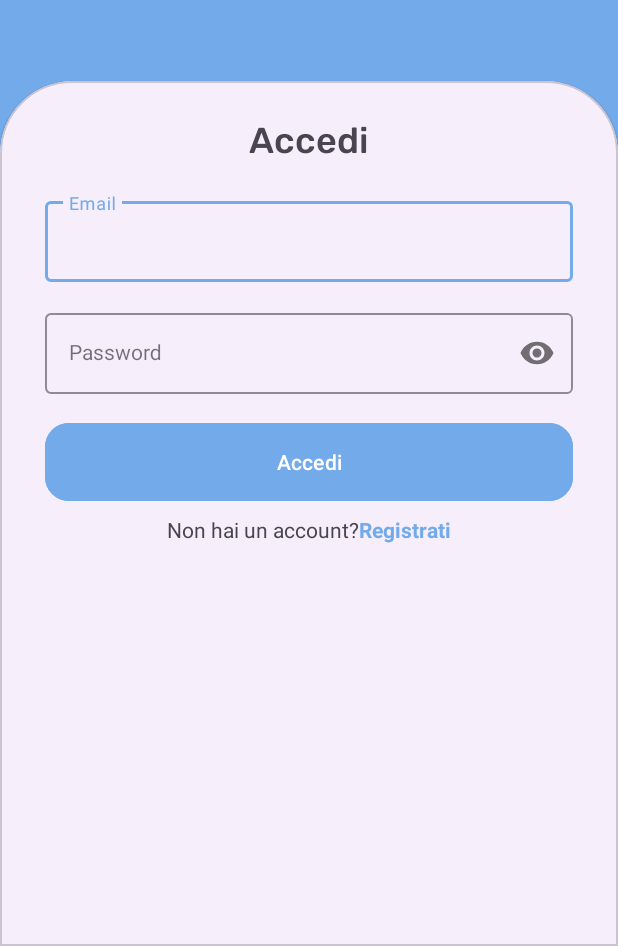
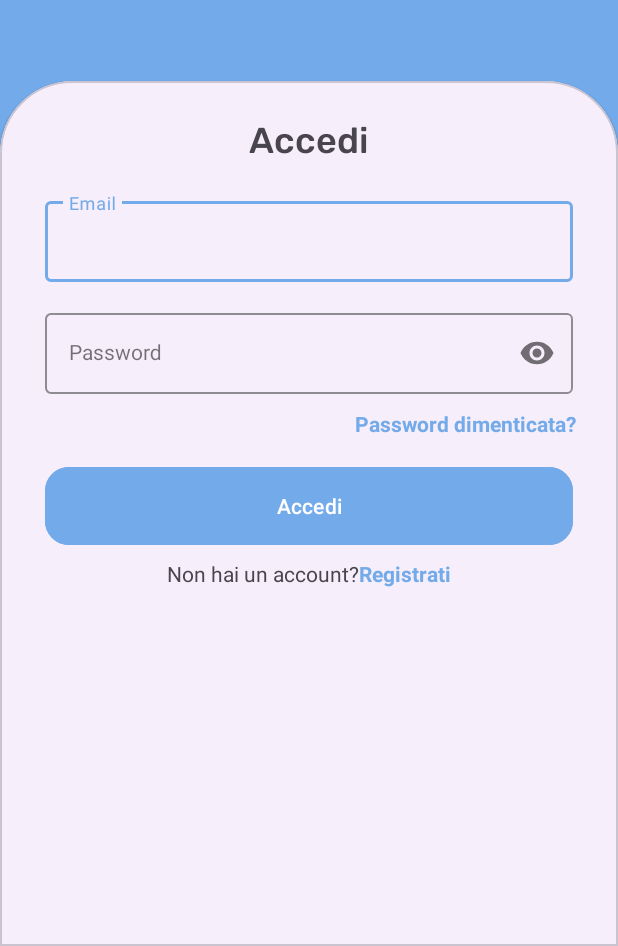
Before and after one commit to Enricomincio/Zampapp, an Android app: the screen it shows after launch (SignInActivity), on a phone screen of 412 x 824 dp, the part 290-1236 px from its top. Run offline under Robolectric (Android 15) with nearby library versions, the phone set to English and light mode, and no system bars; our stand-ins replace Firebase (no records; nobody signed in at launch, a user with empty details on screens opened directly); Roboto replaces fonts that are not available here.

Commit message:
aggiunta password dimentica xml

```diff
--- a/app/src/main/res/layout/activity_sign_in.xml
+++ b/app/src/main/res/layout/activity_sign_in.xml
@@ -125,6 +125,21 @@
                 android:textColorLink="@color/ble"
                 app:cornerRadius="16dp"
                 app:layout_constraintEnd_toEndOf="parent"
+                app:layout_constraintHorizontal_bias="0.0"
+                app:layout_constraintStart_toStartOf="parent"
+                app:layout_constraintTop_toBottomOf="@+id/textView5" />
+
+            <TextView
+                android:id="@+id/textView5"
+                android:layout_width="wrap_content"
+                android:layout_height="wrap_content"
+                android:layout_marginTop="10dp"
+                android:layout_weight="0"
+                android:text="Password dimenticata?"
+                android:textColor="@color/ble"
+                android:textStyle="bold"
+                app:layout_constraintEnd_toEndOf="parent"
+                app:layout_constraintHorizontal_bias="0.94"
                 app:layout_constraintStart_toStartOf="parent"
                 app:layout_constraintTop_toBottomOf="@+id/passwordLayout" />
 
```
